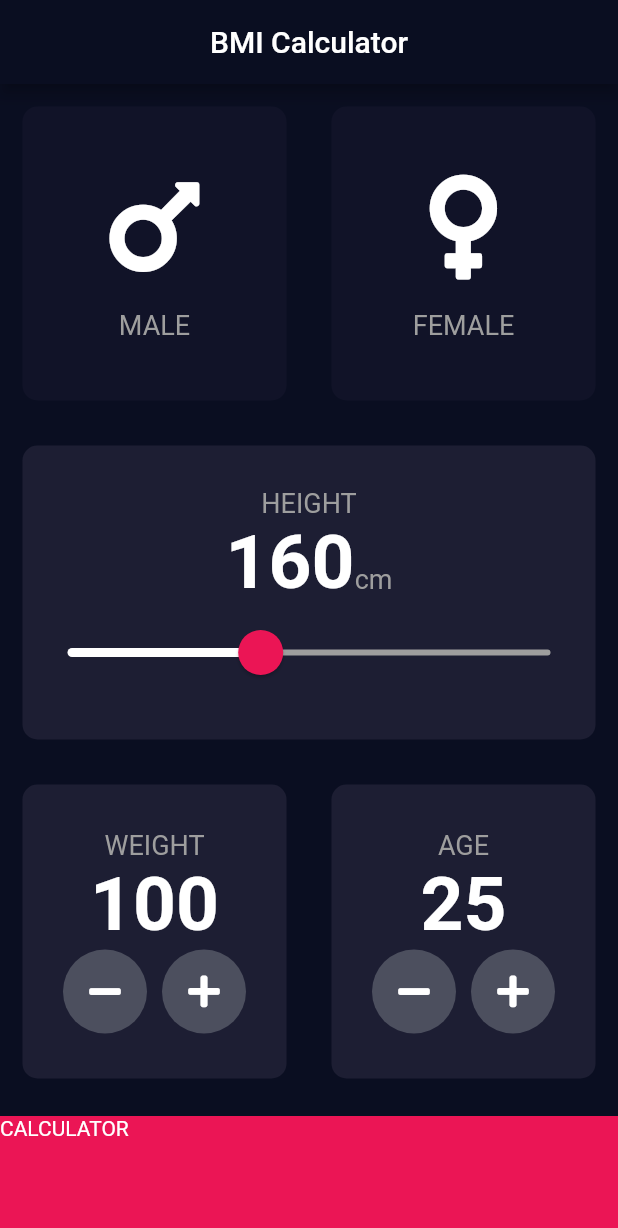
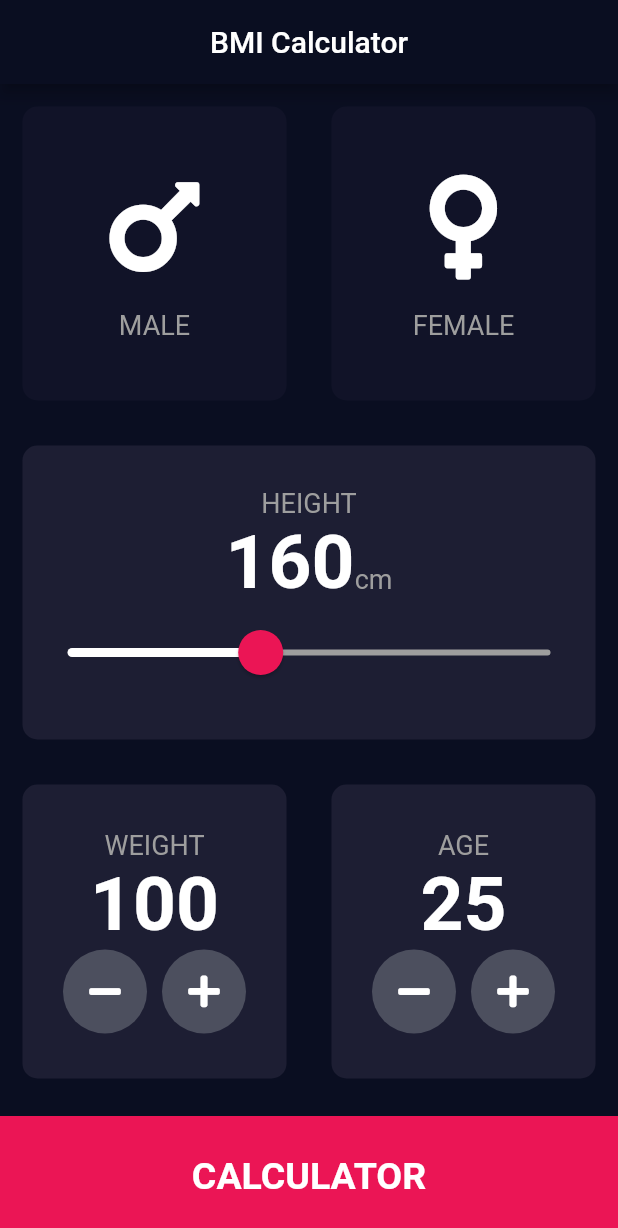
Before and after one commit to hho114/bmi_calculator, a Flutter app: the screen it shows after launch, on a phone screen of 412 x 824 dp. Shown: the top 1228 px of the screen. Run offline on Flutter 3.47's test engine with Material 2 defaults, Android fonts, the phone set to English and light mode, and no system bars; our stand-ins replace font_awesome_flutter.

Commit message:
udpate result page

```diff
--- /dev/null
+++ b/lib/components/bottom_button.dart
@@ -0,0 +1,22 @@
+import 'package:flutter/material.dart';
+import 'constants.dart';
+class BottomButton extends StatelessWidget {
+  BottomButton({
+    this.onPressed,this.title
+  });
+final Function onPressed;
+final String title;
+  @override
+  Widget build(BuildContext context) {
+    return GestureDetector(
+      onTap: onPressed,
+      child: Container(
+        child: Center(child: Text(title, style: kLargeButtonTextStyle,)),
+        color: kBottomContainerColor,
+        margin: EdgeInsets.only(top: 10.0),
+        width: double.infinity,
+        height: kBottomContainerHeight,
+      ),
+    );
+  }
+}
--- a/lib/components/constants.dart
+++ b/lib/components/constants.dart
@@ -6,3 +6,8 @@ const kInactiveCardColour = Color(0xFF111328);
 const kBottomContainerColor = Color(0xFFEB1555);
 const kLabelTextStyle = TextStyle(fontSize: 18.0,color: Colors.grey);
 const kNumberTextStyle = TextStyle(fontSize: 50.0,fontWeight: FontWeight.bold);
+const kLargeButtonTextStyle = TextStyle(fontSize: 25.0,fontWeight: FontWeight.bold);
+const kTitleTextStyle = TextStyle(fontSize: 50.0,fontWeight: FontWeight.bold);
+const kResultTextStyle = TextStyle(color: Color(0xFF24D867), fontSize: 22.0, fontWeight: FontWeight.bold);
+const kBMITextStyle = TextStyle(fontSize: 100.0, fontWeight: FontWeight.bold);
+const kBodyTextStyle = TextStyle(fontSize: 22.0);
--- /dev/null
+++ b/lib/components/round_icon_button.dart
@@ -0,0 +1,23 @@
+import 'package:flutter/material.dart';
+
+class RoundIconButton extends StatelessWidget {
+  RoundIconButton({this.icon, this.onPressed});
+
+  final IconData icon;
+  final Function onPressed;
+
+  @override
+  Widget build(BuildContext context) {
+    return RawMaterialButton(
+      elevation: 0.0,
+      child: Icon(icon),
+      onPressed: onPressed,
+      constraints: BoxConstraints.tightFor(
+        width: 56.0,
+        height: 56.0,
+      ),
+      shape: CircleBorder(),
+      fillColor: Color(0xFF4C4F5E),
+    );
+  }
+}
--- a/lib/main.dart
+++ b/lib/main.dart
@@ -1,5 +1,6 @@
-import 'package:bmi_calculator/input.dart';
-import 'package:bmi_calculator/result.dart';
+
+import 'package:bmi_calculator/views/input.dart';
+import 'package:bmi_calculator/views/result.dart';
 import 'package:flutter/material.dart';
 
 void main() => runApp(MyApp());
--- a/lib/input.dart
+++ b/lib/views/input.dart
@@ -1,7 +1,9 @@
+import 'package:bmi_calculator/components/bottom_button.dart';
 import 'package:bmi_calculator/components/constants.dart';
 import 'package:bmi_calculator/components/icon_content.dart';
 import 'package:bmi_calculator/components/reusable_card.dart';
-import 'package:bmi_calculator/result.dart';
+import 'package:bmi_calculator/components/round_icon_button.dart';
+import 'package:bmi_calculator/views/result.dart';
 import 'package:flutter/material.dart';
 import 'package:font_awesome_flutter/font_awesome_flutter.dart';
 
@@ -210,39 +212,8 @@ class _InputState extends State<Input> {
                 ],
               ),
             ),
-            GestureDetector(
-              onTap: () => Navigator.pushNamed(context, Result.id),
-              child: Container(
-                child: Text('CALCULATOR', ),
-                color: kBottomContainerColor,
-                margin: EdgeInsets.only(top: 10.0),
-                width: double.infinity,
-                height: kBottomContainerHeight,
-              ),
-            )
+             BottomButton(title: 'CALCULATOR',onPressed: ()=>Navigator.pushNamed(context, Result.id),)
           ],
         ));
   }
 }
-
-class RoundIconButton extends StatelessWidget {
-  RoundIconButton({this.icon, this.onPressed});
-
-  final IconData icon;
-  final Function onPressed;
-
-  @override
-  Widget build(BuildContext context) {
-    return RawMaterialButton(
-      elevation: 0.0,
-      child: Icon(icon),
-      onPressed: onPressed,
-      constraints: BoxConstraints.tightFor(
-        width: 56.0,
-        height: 56.0,
-      ),
-      shape: CircleBorder(),
-      fillColor: Color(0xFF4C4F5E),
-    );
-  }
-}
```
Also changed, not shown: lib/result.dart (deleted, +0 -14 lines), lib/views/result.dart (added, +47 -0 lines).
